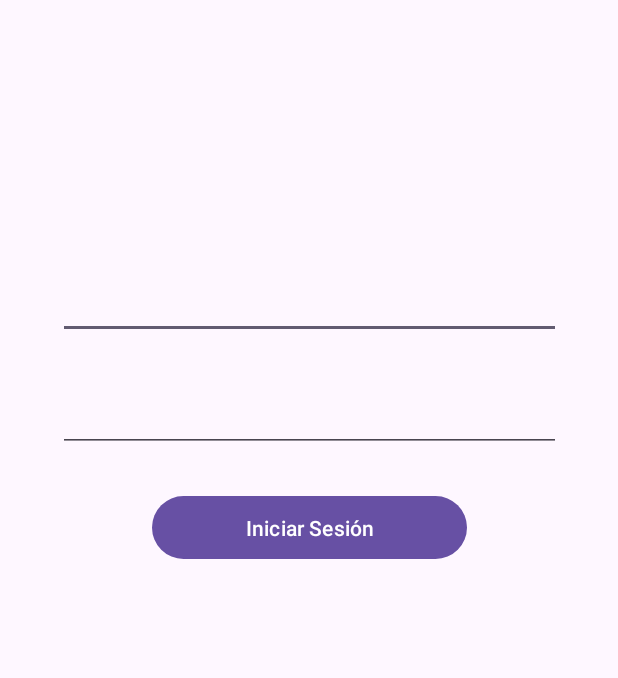
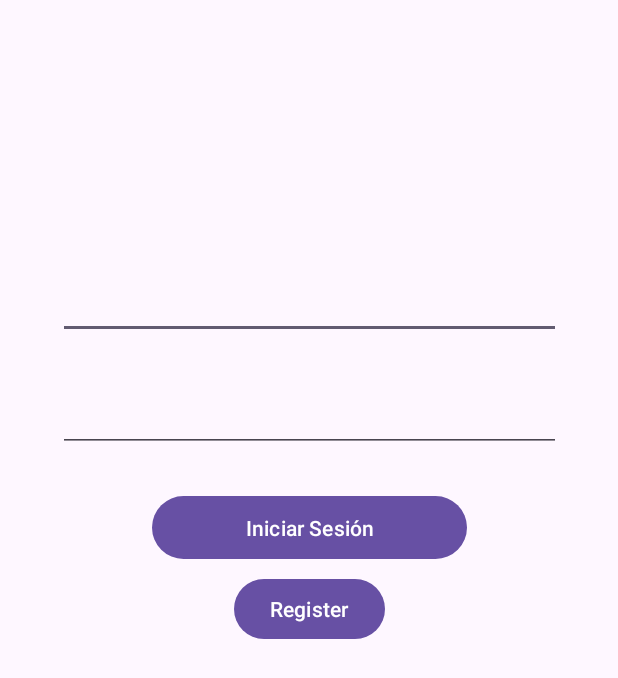
Before and after one commit to Gusvera017/final-am-acn4bv-gustavo-vera, an Android app: the screen it shows after launch (LoginActivity), on a phone screen of 412 x 824 dp. Shown: the top 678 px of the screen. Run offline under Robolectric (Android 15) with nearby library versions, the phone set to English and light mode, and no system bars; our stand-ins replace Firebase (no records; nobody signed in at launch, a user with empty details on screens opened directly).

Commit message:
Agrego funcion de registro en loginActivity

```diff
--- a/app/src/main/res/layout/activity_login.xml
+++ b/app/src/main/res/layout/activity_login.xml
@@ -38,4 +38,15 @@
         app:layout_constraintEnd_toEndOf="parent"
         app:layout_constraintStart_toStartOf="parent"
         app:layout_constraintTop_toBottomOf="@+id/passwordInputLogin" />
+
+    <Button
+        android:id="@+id/buttonRegister"
+        android:layout_width="wrap_content"
+        android:layout_height="wrap_content"
+        android:layout_marginTop="5dp"
+        android:onClick="onButtonRegisterClick"
+        android:text="Register"
+        app:layout_constraintEnd_toEndOf="parent"
+        app:layout_constraintStart_toStartOf="parent"
+        app:layout_constraintTop_toBottomOf="@+id/buttonLogin" />
 </androidx.constraintlayout.widget.ConstraintLayout>
```
Also changed, not shown: app/src/main/java/com/example/parcial_2_am_acn4bv_gustavo_vera/LoginActivity.java (+36 -0 lines).
